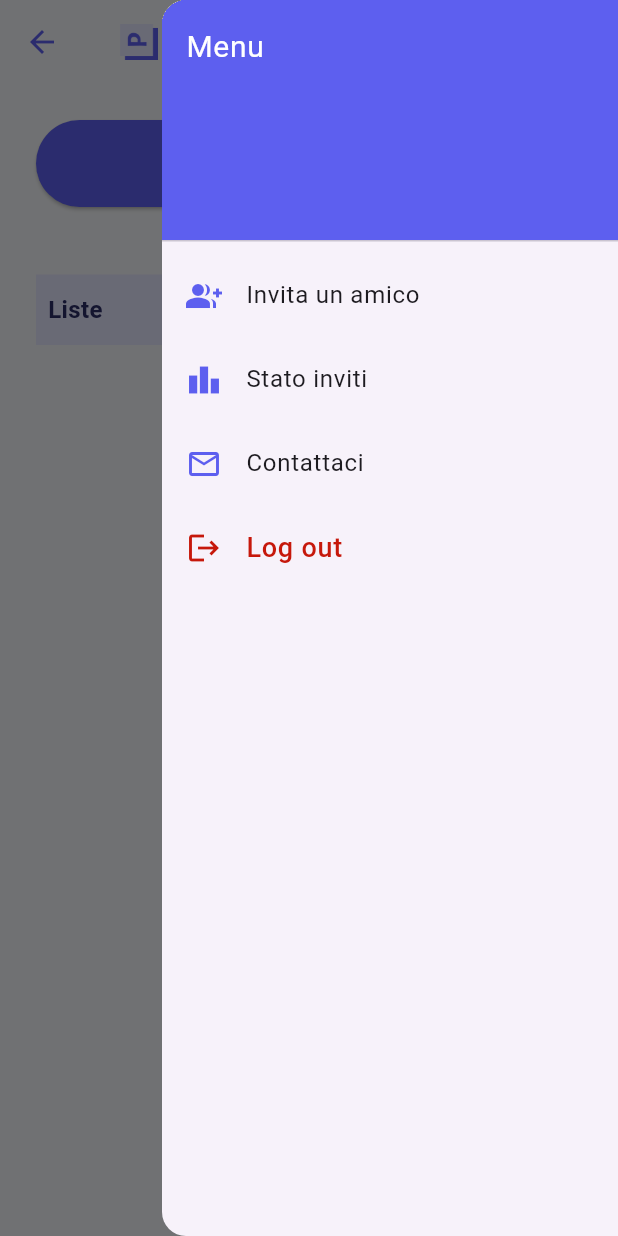
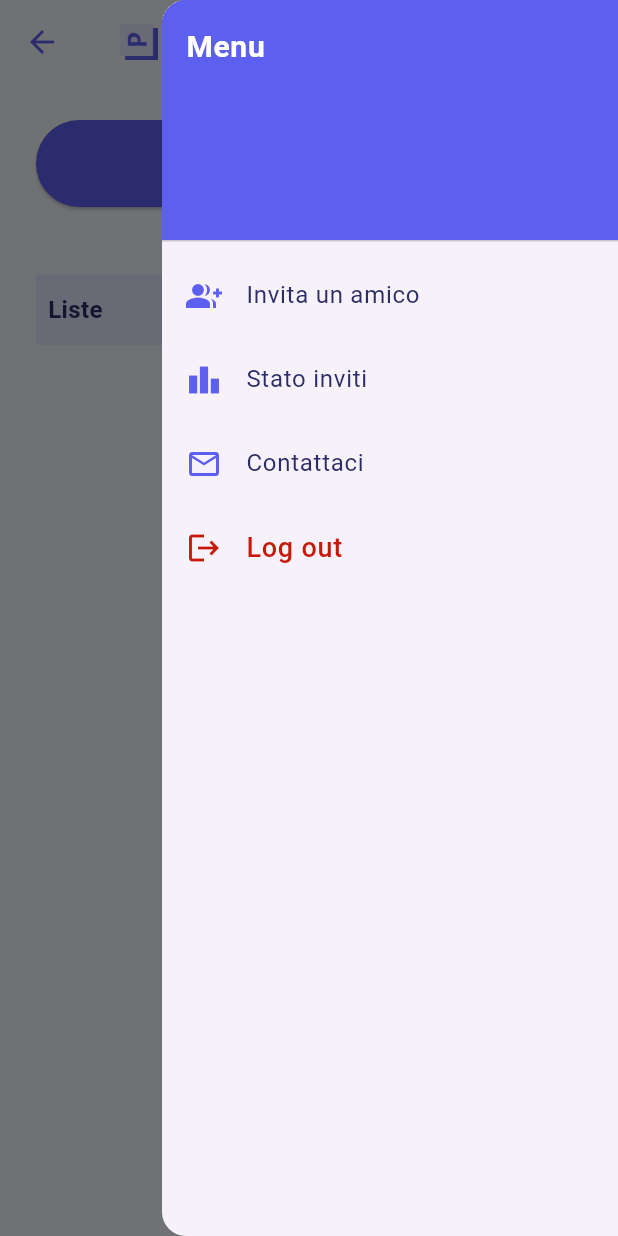
Before and after one commit to anish77/PharmaBox, a Flutter app: the CreaNuovaLista screen opened directly, with the side drawer open, on a phone screen of 412 x 824 dp. Run offline on Flutter 3.47's test engine with Material 3 defaults, Android fonts, the phone set to English and light mode, and no system bars; our stand-ins replace cloud_firestore, firebase_auth, firebase_core, flutter_bloc, flutter_blue_plus, flutter_riverpod and 5 more; accounts and stored records are empty.

Commit message:
add style to text

```diff
--- a/lib/view/crea_nuova_lista.dart
+++ b/lib/view/crea_nuova_lista.dart
@@ -152,12 +152,19 @@ class _CreaNuovaListaState extends State<CreaNuovaLista> {
               decoration: BoxDecoration(color: kPrimary),
               child: Text(
                 'Menu',
-                style: TextStyle(color: Colors.white, fontSize: 20),
+                style: TextStyle(
+                  color: Colors.white,
+                  fontSize: 20,
+                  fontWeight: FontWeight.bold,
+                ),
               ),
             ),
             ListTile(
               leading: const Icon(Icons.group_add, color: kPrimary),
-              title: const Text('Invita un amico'),
+              title: const Text(
+                'Invita un amico',
+                style: TextStyle(color: kBluScuro),
+              ),
               onTap: () {
                 Navigator.push(
                   context,
@@ -171,7 +178,10 @@ class _CreaNuovaListaState extends State<CreaNuovaLista> {
             ),
             ListTile(
               leading: const Icon(Icons.leaderboard, color: kPrimary),
-              title: const Text('Stato inviti'),
+              title: const Text(
+                'Stato inviti',
+                style: TextStyle(color: kBluScuro),
+              ),
               onTap: () {
                 Navigator.push(
                   context,
@@ -185,7 +195,10 @@ class _CreaNuovaListaState extends State<CreaNuovaLista> {
             ),
             ListTile(
               leading: const Icon(Icons.mail_outline, color: kPrimary),
-              title: const Text('Contattaci'),
+              title: const Text(
+                'Contattaci',
+                style: TextStyle(color: kBluScuro),
+              ),
               onTap: _openContactEmail,
             ),
             ListTile(
```
